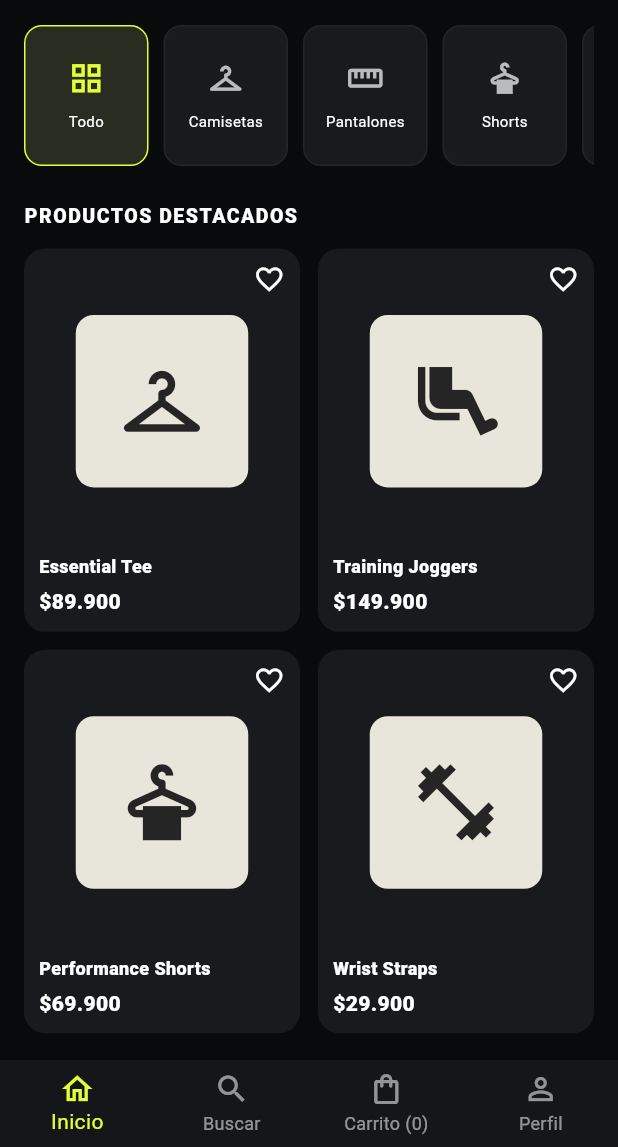
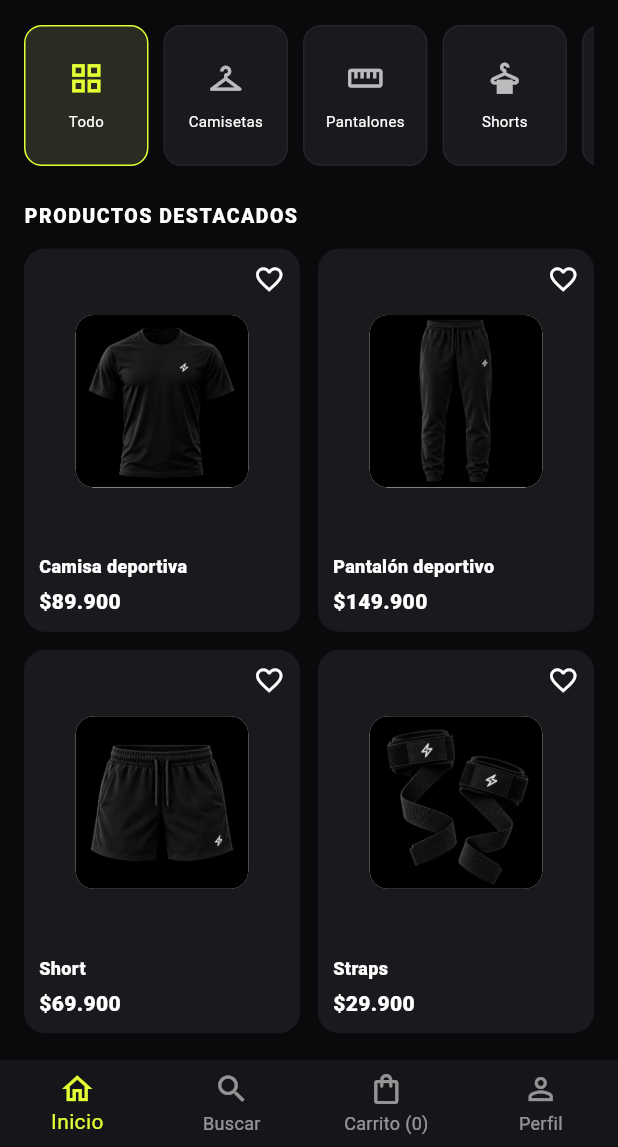
Before and after one commit to narvaezad/bodyfit_dart, a Flutter app: the screen it shows after launch, scrolled down 250 dp, on a phone screen of 412 x 824 dp, the part 89-1236 px from its top. Run offline on Flutter 3.47's test engine with Material 3 defaults, Android fonts, the phone set to English and light mode, and no system bars.

Commit message:
implementacion de imagenes y cambio de nombre de inventario

```diff
--- a/lib/models/models.dart
+++ b/lib/models/models.dart
@@ -7,6 +7,7 @@ class Producto {
   final String categoria;
   final double precio;
   final String descripcion;
+  final String imagen;
   final IconData icono;
 
   const Producto({
@@ -15,6 +16,7 @@ class Producto {
     required this.categoria,
     required this.precio,
     required this.descripcion,
+    required this.imagen,
     required this.icono,
   });
 }
@@ -36,42 +38,46 @@ class ArticuloCarrito {
 const productosBodyFit = <Producto>[
   Producto(
     id: 'p1',
-    nombre: 'Essential Tee',
+    nombre: 'Camisa deportiva',
     categoria: 'Camisetas',
     precio: 89900,
     descripcion:
         'Camiseta deportiva de tejido ligero y transpirable, '
         'ideal para tus entrenamientos.',
+    imagen: 'lib/assets/imagenes/camisa.jpg',
     icono: Icons.checkroom,
   ),
   Producto(
     id: 'p2',
-    nombre: 'Training Joggers',
+    nombre: 'Pantalón deportivo',
     categoria: 'Pantalones',
     precio: 149900,
     descripcion:
         'Jogger deportivo cómodo y flexible para entrenar '
         'o usar en tu día a día.',
+    imagen: 'lib/assets/imagenes/pantalon.jpg',
     icono: Icons.airline_seat_legroom_extra,
   ),
   Producto(
     id: 'p3',
-    nombre: 'Performance Shorts',
+    nombre: 'Short',
     categoria: 'Shorts',
     precio: 69900,
     descripcion:
         'Short ligero que facilita el movimiento durante '
         'tus sesiones de entrenamiento.',
+    imagen: 'lib/assets/imagenes/short.jpeg',
     icono: Icons.dry_cleaning,
   ),
   Producto(
     id: 'p4',
-    nombre: 'Wrist Straps',
+    nombre: 'Straps',
     categoria: 'Accesorios',
     precio: 29900,
     descripcion:
         'Accesorios de apoyo para mejorar el agarre '
         'durante determinados ejercicios de fuerza.',
+    imagen: 'lib/assets/imagenes/straps.jpg',
     icono: Icons.fitness_center,
   ),
 ];
--- a/lib/widgets/componentes.dart
+++ b/lib/widgets/componentes.dart
@@ -1,5 +1,5 @@
+import 'package:flutter/material.dart';
 
-import 'package:flutter/material.dart';
 import '../models/models.dart';
 
 const verdeBodyFit = Color(0xFFE5FF35);
@@ -51,10 +51,7 @@ class BotonBodyFit extends StatelessWidget {
         icon: Icon(icono ?? Icons.arrow_forward),
         label: Text(
           texto,
-          style: const TextStyle(
-            fontWeight: FontWeight.w900,
-            fontSize: 14,
-          ),
+          style: const TextStyle(fontWeight: FontWeight.w900, fontSize: 14),
         ),
         style: ElevatedButton.styleFrom(
           backgroundColor: verde ? verdeBodyFit : Colors.white,
@@ -73,11 +70,7 @@ class ImagenProducto extends StatelessWidget {
   final Producto producto;
   final double tamano;
 
-  const ImagenProducto({
-    super.key,
-    required this.producto,
-    this.tamano = 80,
-  });
+  const ImagenProducto({super.key, required this.producto, this.tamano = 80});
 
   @override
   Widget build(BuildContext context) {
@@ -88,10 +81,17 @@ class ImagenProducto extends StatelessWidget {
         color: const Color(0xFFE8E5DB),
         borderRadius: BorderRadius.circular(12),
       ),
-      child: Icon(
-        producto.icono,
-        size: tamano * 0.53,
-        color: const Color(0xFF252525),
+      child: ClipRRect(
+        borderRadius: BorderRadius.circular(12),
+        child: Image.asset(
+          producto.imagen,
+          fit: BoxFit.contain,
+          errorBuilder: (context, error, stackTrace) => Icon(
+            producto.icono,
+            size: tamano * 0.53,
+            color: const Color(0xFF252525),
+          ),
+        ),
       ),
     );
   }
@@ -126,10 +126,7 @@ class TarjetaProducto extends StatelessWidget {
                 children: [
                   Positioned.fill(
                     child: Center(
-                      child: ImagenProducto(
-                        producto: producto,
-                        tamano: 115,
-                      ),
+                      child: ImagenProducto(producto: producto, tamano: 115),
                     ),
                   ),
                   const Positioned(
@@ -149,18 +146,12 @@ class TarjetaProducto extends StatelessWidget {
               producto.nombre,
               maxLines: 1,
               overflow: TextOverflow.ellipsis,
-              style: const TextStyle(
-                fontSize: 12,
-                fontWeight: FontWeight.w800,
-              ),
+              style: const TextStyle(fontSize: 12, fontWeight: FontWeight.w800),
             ),
             const SizedBox(height: 5),
             Text(
               precioCOP(producto.precio),
-              style: const TextStyle(
-                fontSize: 14,
-                fontWeight: FontWeight.w900,
-              ),
+              style: const TextStyle(fontSize: 14, fontWeight: FontWeight.w900),
             ),
           ],
         ),
--- a/pubspec.yaml
+++ b/pubspec.yaml
@@ -58,9 +58,8 @@ flutter:
   uses-material-design: true
 
   # To add assets to your application, add an assets section, like this:
-  # assets:
-  #   - images/a_dot_burr.jpeg
-  #   - images/a_dot_ham.jpeg
+  assets:
+    - lib/assets/imagenes/
 
   # An image asset can refer to one or more resolution-specific "variants", see
   # https://flutter.dev/to/resolution-aware-images
```
Also changed, not shown: lib/screens/registro.dart (+13 -5 lines).
